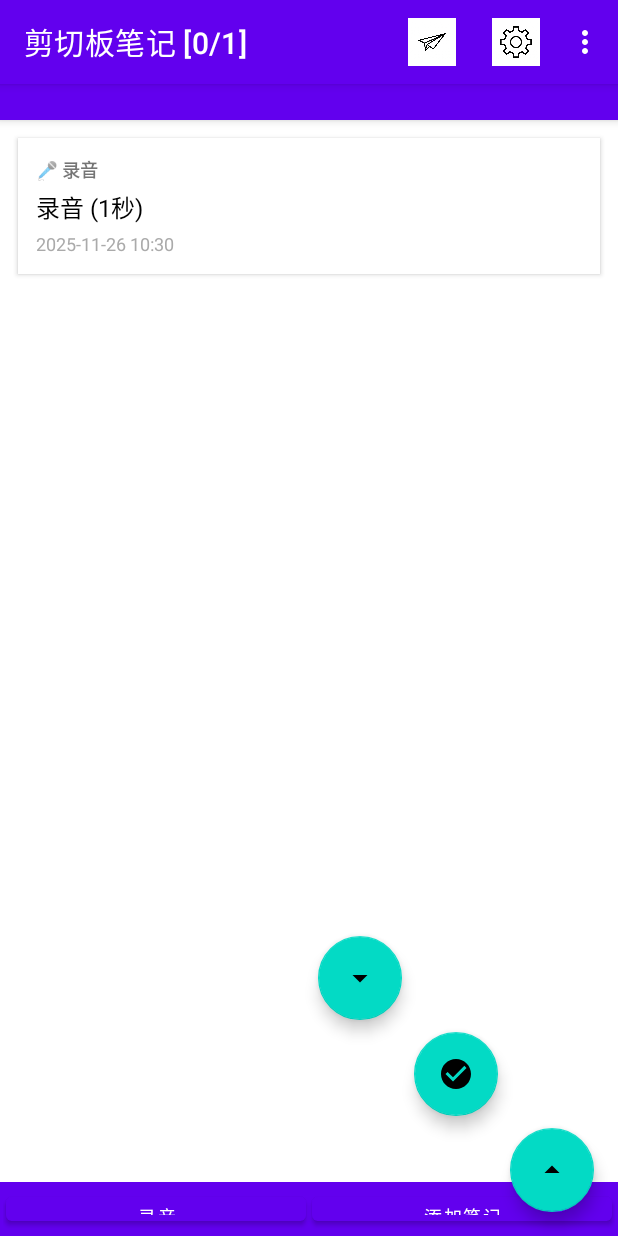
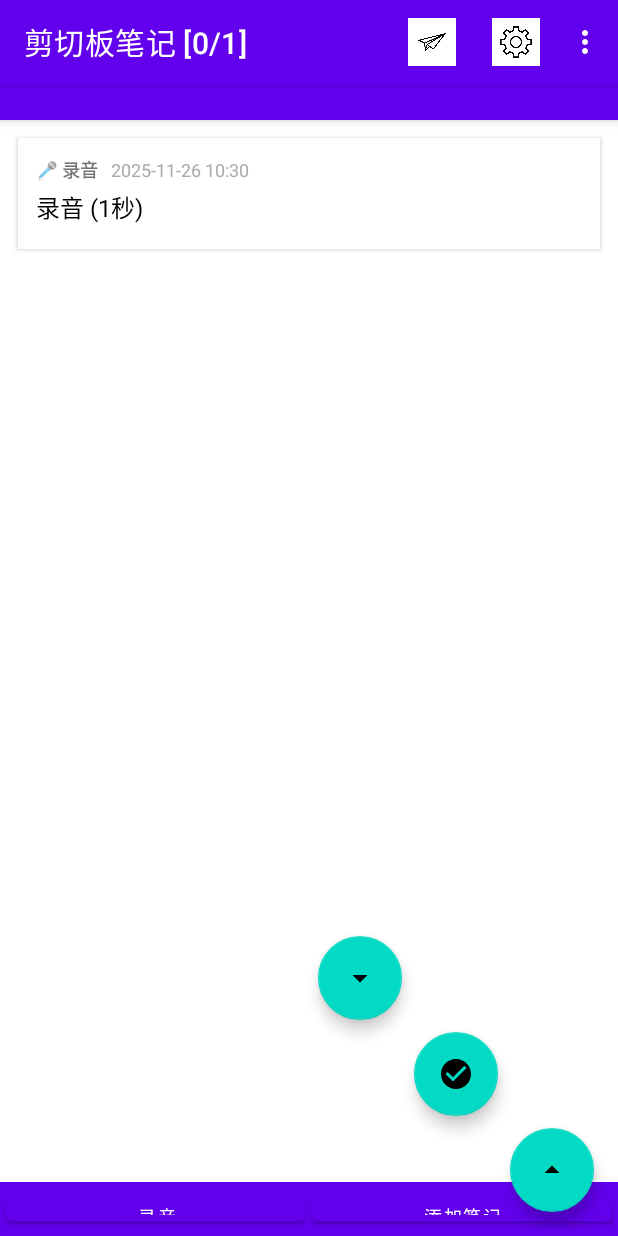
Before and after one commit to wmuuuue/ag, an Android app: the screen it shows after launch (MainActivity), after a tap on "录音中", on a phone screen of 412 x 824 dp. Run offline under Robolectric (Android 15) with nearby library versions, the phone set to English and light mode, and no system bars; our stand-ins replace Room's generated code; 1 other tap on this screen came first.

Commit message:
Update item_note.xml

```diff
--- a/app/src/main/res/layout/item_note.xml
+++ b/app/src/main/res/layout/item_note.xml
@@ -13,13 +13,27 @@
         android:orientation="vertical"
         android:padding="12dp">
 
-        <TextView
-            android:id="@+id/textType"
-            android:layout_width="wrap_content"
+        <LinearLayout
+            android:layout_width="match_parent"
             android:layout_height="wrap_content"
-            android:textSize="12sp"
-            android:textStyle="bold"
-            android:layout_marginBottom="4dp" />
+            android:orientation="horizontal"
+            android:layout_marginBottom="4dp">
+
+            <TextView
+                android:id="@+id/textType"
+                android:layout_width="wrap_content"
+                android:layout_height="wrap_content"
+                android:textSize="12sp"
+                android:textStyle="bold" />
+
+            <TextView
+                android:id="@+id/textTimestamp"
+                android:layout_width="wrap_content"
+                android:layout_height="wrap_content"
+                android:textSize="12sp"
+                android:textColor="@android:color/darker_gray"
+                android:layout_marginStart="8dp" />
+        </LinearLayout>
 
         <TextView
             android:id="@+id/textContent"
@@ -28,13 +42,6 @@
             android:textSize="16sp"
             android:layout_marginBottom="4dp" />
 
-        <TextView
-            android:id="@+id/textTimestamp"
-            android:layout_width="wrap_content"
-            android:layout_height="wrap_content"
-            android:textSize="12sp"
-            android:textColor="@android:color/darker_gray" />
-
     </LinearLayout>
 
 </com.google.android.material.card.MaterialCardView>
```
